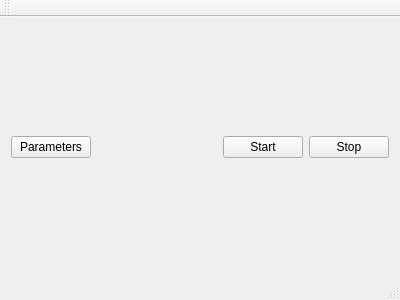
Before: the Qt Designer form ui/mainwindow.ui in Melomanstd/daq_gui, drawn with Qt 5.
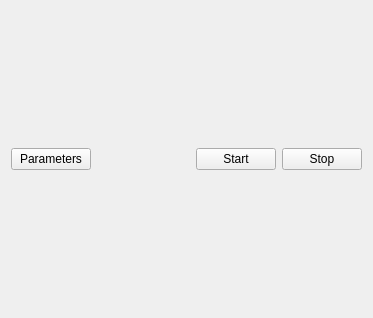
After: the same form once the commit is applied.

```diff
--- a/ui/mainwindow.ui
+++ b/ui/mainwindow.ui
@@ -6,8 +6,8 @@
    <rect>
     <x>0</x>
     <y>0</y>
-    <width>400</width>
-    <height>300</height>
+    <width>373</width>
+    <height>318</height>
    </rect>
   </property>
   <property name="windowTitle">
@@ -74,15 +74,6 @@
     </rect>
    </property>
   </widget>
-  <widget class="QToolBar" name="mainToolBar">
-   <attribute name="toolBarArea">
-    <enum>TopToolBarArea</enum>
-   </attribute>
-   <attribute name="toolBarBreak">
-    <bool>false</bool>
-   </attribute>
-  </widget>
-  <widget class="QStatusBar" name="statusBar"/>
  </widget>
  <layoutdefault spacing="6" margin="11"/>
  <resources/>
```
Left out of the diff: 2 changed lines with no effect on the pictures.
